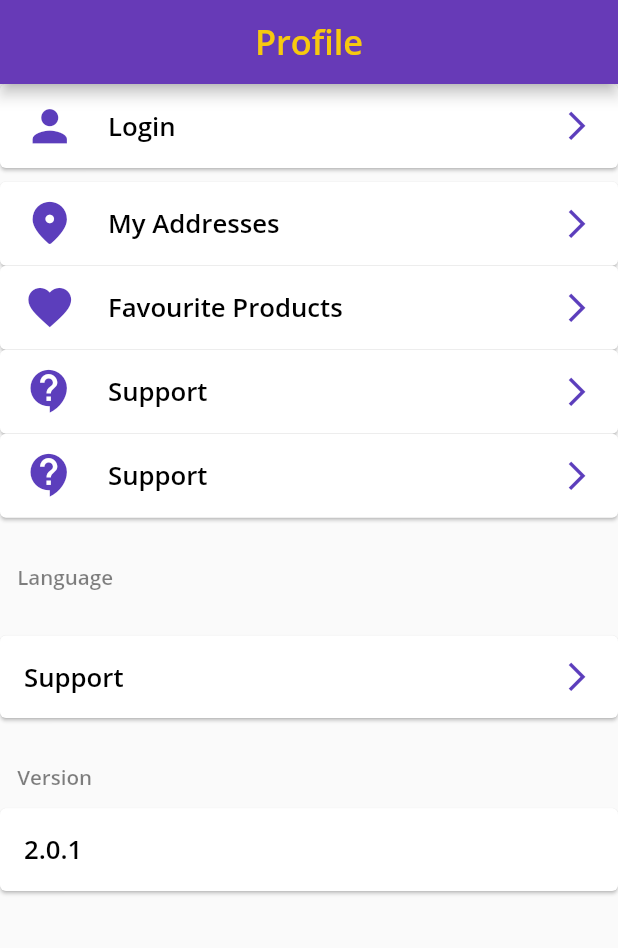
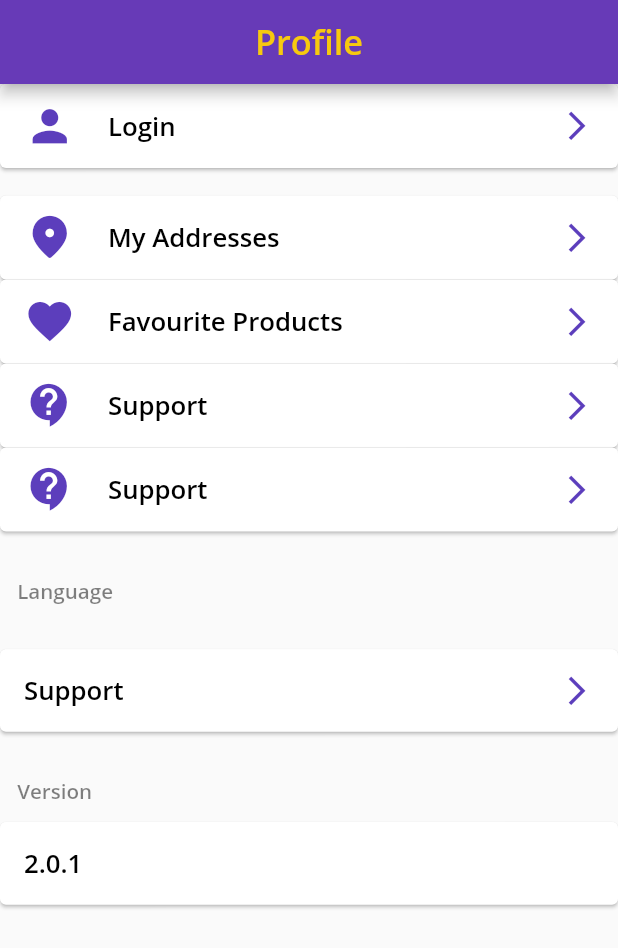
Before and after one commit to Osama7Star/IBasket, a Flutter app: the screen it shows after launch, on a phone screen of 412 x 824 dp. Shown: the top 948 px of the screen. Run offline on Flutter 3.47's test engine with Material 2 defaults, Android fonts, the phone set to English and light mode, and no system bars.

Commit message:
- Working profile page   - add addresses page

```diff
--- a/lib/screens/profile/profile.dart
+++ b/lib/screens/profile/profile.dart
@@ -1,8 +1,11 @@
 import 'package:flutter/material.dart';
+import 'package:getir_clone/screens/authentication/login/login.dart';
 import 'package:getir_clone/screens/custome_widgets/texts.dart';
 import 'package:getir_clone/screens/custome_widgets/widgets.dart';
 import 'package:getir_clone/utilities/colors.dart';
 import 'package:getir_clone/utilities/sizes.dart';
+
+import 'addresses.dart';
 
 class Profile extends StatelessWidget {
   const Profile({Key? key}) : super(key: key);
@@ -14,27 +17,40 @@ class Profile extends StatelessWidget {
     return Scaffold(
         appBar: CustomAppBar(context, 'Profile'),
         body: ListView(children: [
-          const ProfileList(
+           ProfileList(
               icon1: Icons.person,
               text: 'Login',
-              icon2: Icons.arrow_forward_ios),
-          SizedBox(height: CustomSizes.verticalSpace),
-          const ProfileList(
+              icon2: Icons.arrow_forward_ios,
+          function:(){
+            Navigator.push(
+              context,
+              MaterialPageRoute(builder: (context) => Login()),
+            );
+          }),
+          SizedBox(height: CustomSizes.verticalSpace * 2),
+           ProfileList(
               icon1: Icons.location_on_rounded,
               text: 'My Addresses',
-              icon2: Icons.arrow_forward_ios),
-          const ProfileList(
+              icon2: Icons.arrow_forward_ios,
+           function:(){Navigator.push(
+             context,
+             MaterialPageRoute(builder: (context) => Addresses()),
+           );}),
+           ProfileList(
               icon1: Icons.favorite,
               text: 'Favourite Products',
-              icon2: Icons.arrow_forward_ios),
-          const ProfileList(
+              icon2: Icons.arrow_forward_ios,
+               function:(){}),
+           ProfileList(
               icon1: Icons.contact_support,
               text: 'Support',
-              icon2: Icons.arrow_forward_ios),
-          const ProfileList(
+              icon2: Icons.arrow_forward_ios,
+               function:(){}),
+           ProfileList(
               icon1: Icons.contact_support,
               text: 'Support',
-              icon2: Icons.arrow_forward_ios),
+              icon2: Icons.arrow_forward_ios,
+               function:(){}),
           SizedBox(height: CustomSizes.verticalSpace * 2),
           Padding(
             padding: EdgeInsets.all(CustomSizes.padding5),
@@ -45,11 +61,12 @@ class Profile extends StatelessWidget {
                 isCenter: false),
           ),
           SizedBox(height: CustomSizes.verticalSpace * 2),
-          const ProfileList(
+           ProfileList(
               icon1: Icons.contact_support,
               text: 'Support',
               icon2: Icons.arrow_forward_ios,
-              isIcon1: false),
+              isIcon1: false,
+              function:(){}),
           SizedBox(height: CustomSizes.verticalSpace * 2),
           Padding(
             padding: EdgeInsets.all(CustomSizes.padding5),
@@ -59,12 +76,13 @@ class Profile extends StatelessWidget {
                 color: CustomColors.black.withOpacity(0.5),
                 isCenter: false),
           ),
-          const ProfileList(
+           ProfileList(
               icon1: Icons.contact_support,
               text: '2.0.1',
               icon2: Icons.arrow_forward_ios,
               isIcon1: false,
-              isIcon2: false),
+              isIcon2: false,
+              function:(){}),
         ]));
   }
 }
@@ -76,7 +94,7 @@ class ProfileList extends StatelessWidget {
     required this.icon2,
     required this.text,
     this.isIcon1 = true,
-    this.isIcon2 = true,
+    this.isIcon2 = true,required this.function,
   }) : super(key: key);
 
   final IconData icon1, icon2;
@@ -84,14 +102,20 @@ class ProfileList extends StatelessWidget {
 
   final isIcon1, isIcon2;
 
+  final Function() function ;
+
   @override
   Widget build(BuildContext context) {
-    return Card(
+    return GestureDetector(
+      onTap:function,
+      child: Card(
           margin: EdgeInsets.zero,
-        child:isIcon1? ListTile(
+          child: isIcon1
+              ? ListTile(
                   leading: isIcon1
                       ? Icon(icon1,
-                  color: CustomColors.primary, size: CustomSizes.iconSizeMedium)
+                          color: CustomColors.primary,
+                          size: CustomSizes.iconSizeMedium)
                       : Container(width: 0),
                   title: CustomText(
                       text: text,
@@ -103,12 +127,12 @@ class ProfileList extends StatelessWidget {
                       ? Icon(icon2,
                           color: CustomColors.primary, size: CustomSizes.iconSize)
                       : Container(width: 0),
-        ):
-    Padding(
-      padding:  EdgeInsets.all(CustomSizes.padding4),
+                )
+              : Padding(
+                  padding: EdgeInsets.all(CustomSizes.padding4),
                   child: Row(
-        mainAxisAlignment:MainAxisAlignment.spaceBetween,
-        children:[
+                      mainAxisAlignment: MainAxisAlignment.spaceBetween,
+                      children: [
                         CustomText(
                             text: text,
                             fontSize: CustomSizes.header4,
@@ -117,10 +141,11 @@ class ProfileList extends StatelessWidget {
                             fontWeight: FontWeight.bold),
                         isIcon2
                             ? Icon(icon2,
-              color: CustomColors.primary, size: CustomSizes.iconSize)
+                                color: CustomColors.primary,
+                                size: CustomSizes.iconSize)
                             : Container(width: 0)
-        ]
-      ),
-    ));
+                      ]),
+                )),
+    );
   }
 }
```
Also changed, not shown: lib/screens/profile/addresses.dart (added, +46 -0 lines). Lines whose indentation alone changed are shown as unchanged.
